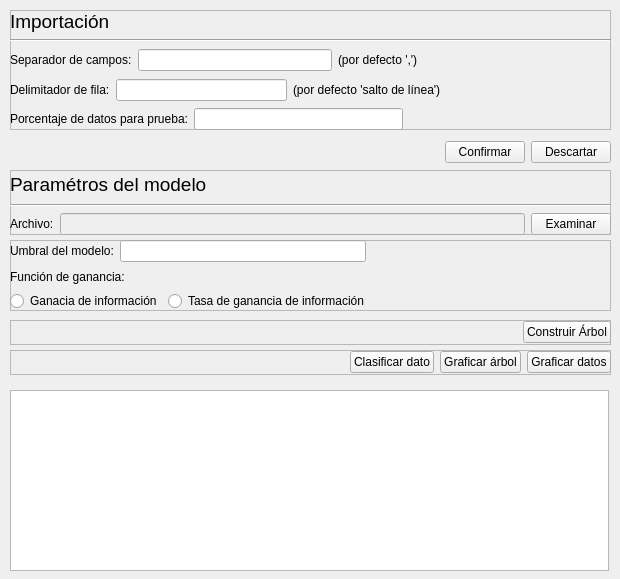
Before: the Qt Designer form views/mainwindow.ui in Volderpayoda/python-gui, drawn with Qt 5.
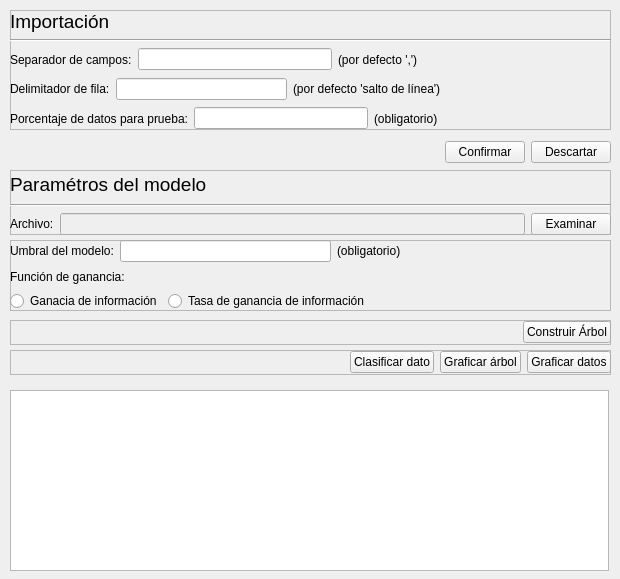
After: the same form once the commit is applied.

The edit to the form file:
```diff
--- a/views/mainwindow.ui
+++ b/views/mainwindow.ui
@@ -151,6 +151,13 @@
         <item>
          <widget class="QLineEdit" name="testPerEdit"/>
         </item>
+        <item>
+         <widget class="QLabel" name="label_3">
+          <property name="text">
+           <string>(obligatorio)</string>
+          </property>
+         </widget>
+        </item>
         <item>
          <spacer name="horizontalSpacer_2">
           <property name="orientation">
@@ -300,6 +307,13 @@
         <item>
          <widget class="QLineEdit" name="thresholdEdit"/>
         </item>
+        <item>
+         <widget class="QLabel" name="label_4">
+          <property name="text">
+           <string>(obligatorio)</string>
+          </property>
+         </widget>
+        </item>
         <item>
          <spacer name="horizontalSpacer_5">
           <property name="orientation">
```
